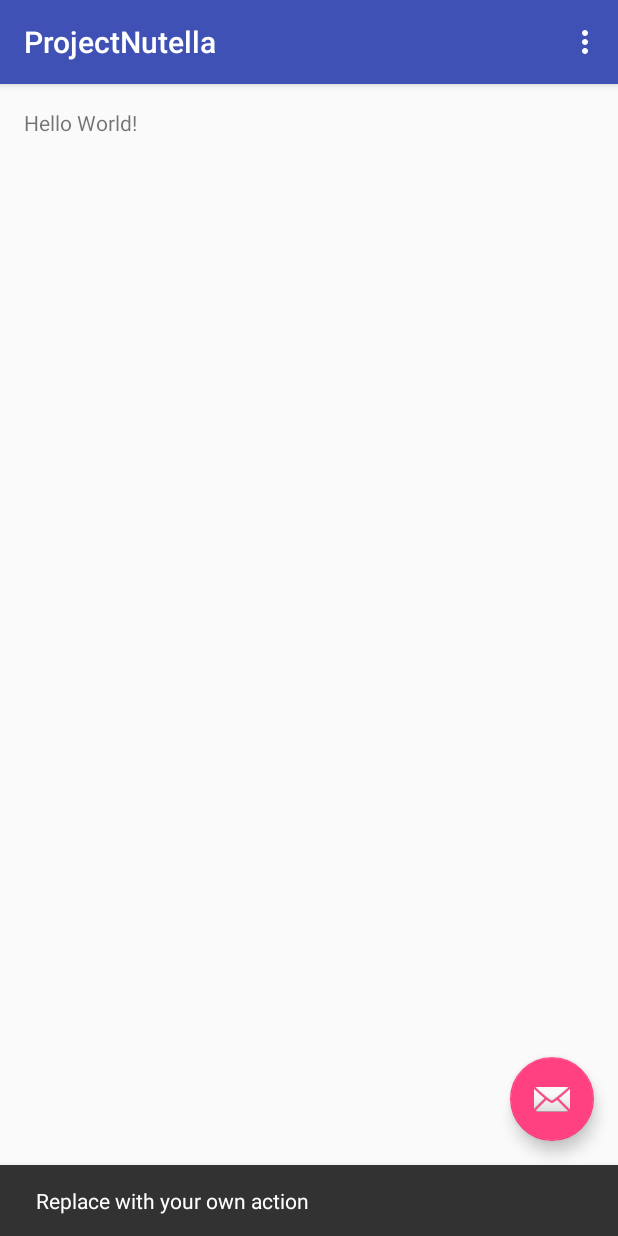
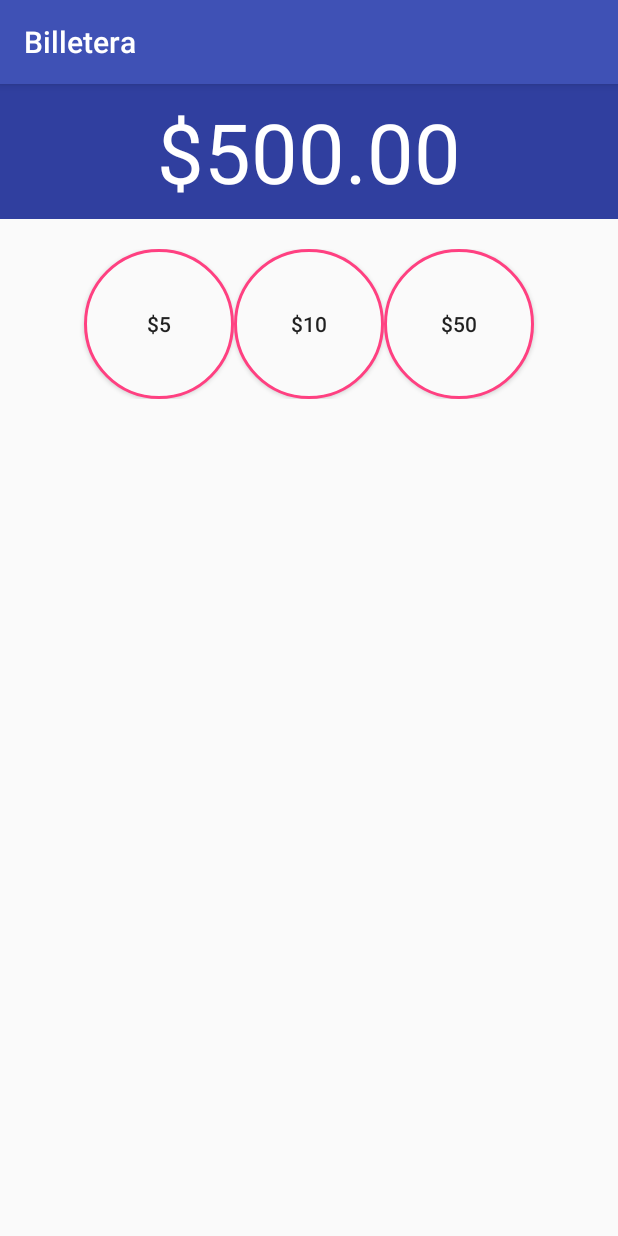
Before and after one commit to danifujii/Coute, an Android app: the screen it shows after launch (MainActivity before the commit, PocketActivity after it), after a tap on an icon or button, on a phone screen of 412 x 824 dp. Run offline under Robolectric (Android 15) with nearby library versions, the phone set to English and light mode, and no system bars.

Commit message:
Beta del PocketActivity. Sin RecyclerView implementado.

```diff
--- a/app/src/main/AndroidManifest.xml
+++ b/app/src/main/AndroidManifest.xml
@@ -18,6 +18,7 @@
                 <category android:name="android.intent.category.LAUNCHER" />
             </intent-filter>
         </activity>
+        <activity android:name=".PocketActivity"></activity>
     </application>
 
 </manifest>
--- a/app/src/main/java/com/example/daniel/projectnutella/MainActivity.java
+++ b/app/src/main/java/com/example/daniel/projectnutella/MainActivity.java
@@ -1,5 +1,6 @@
 package com.example.daniel.projectnutella;
 
+import android.content.Intent;
 import android.os.Bundle;
 import android.support.design.widget.FloatingActionButton;
 import android.support.design.widget.Snackbar;
@@ -19,13 +20,13 @@ public class MainActivity extends AppCompatActivity {
         setSupportActionBar(toolbar);
 
         FloatingActionButton fab = (FloatingActionButton) findViewById(R.id.fab);
-        fab.setOnClickListener(new View.OnClickListener() {
-            @Override
-            public void onClick(View view) {
-                Snackbar.make(view, "Replace with your own action", Snackbar.LENGTH_LONG)
-                        .setAction("Action", null).show();
-            }
-        });
+        if (fab!=null)
+            fab.setOnClickListener(new View.OnClickListener() {
+                @Override
+                public void onClick(View view) {
+                    startActivity(new Intent(MainActivity.this,PocketActivity.class));
+                }
+            });
     }
 
     @Override
--- /dev/null
+++ b/app/src/main/java/com/example/daniel/projectnutella/PocketActivity.java
@@ -0,0 +1,17 @@
+package com.example.daniel.projectnutella;
+
+import android.os.Build;
+import android.support.v7.app.AppCompatActivity;
+import android.os.Bundle;
+import android.widget.TextView;
+
+public class PocketActivity extends AppCompatActivity {
+
+    @Override
+    protected void onCreate(Bundle savedInstanceState) {
+        super.onCreate(savedInstanceState);
+        setContentView(R.layout.activity_pocket);
+
+        setTitle("Billetera");
+    }
+}
--- /dev/null
+++ b/app/src/main/res/drawable/button_bg_round.xml
@@ -0,0 +1,10 @@
+<?xml version="1.0" encoding="utf-8"?>
+<selector xmlns:android="http://schemas.android.com/apk/res/android">
+    <item>
+        <shape android:shape="oval">
+            <stroke android:color="@color/colorAccent" android:width="2dp" />
+            <solid android:color="#fafafa"/>
+            <size android:width="100dp" android:height="100dp"/>
+        </shape>
+    </item>
+</selector>
--- /dev/null
+++ b/app/src/main/res/layout/activity_pocket.xml
@@ -0,0 +1,57 @@
+<?xml version="1.0" encoding="utf-8"?>
+<LinearLayout xmlns:android="http://schemas.android.com/apk/res/android"
+    xmlns:tools="http://schemas.android.com/tools"
+    android:layout_width="match_parent"
+    android:layout_height="match_parent"
+    tools:context="com.example.daniel.projectnutella.PocketActivity"
+    android:orientation="vertical">
+
+    <TextView
+        android:id="@+id/amountTextView"
+        android:layout_width="match_parent"
+        android:layout_height="wrap_content"
+        android:text="$500.00"
+        android:background="@color/colorPrimaryDark"
+        android:textColor="@color/colorWhite"
+        android:gravity="center"
+        android:textSize="55dp"
+        android:height="90dp"
+        />
+
+    <LinearLayout
+        android:layout_width="match_parent"
+        android:layout_height="wrap_content"
+        android:orientation="horizontal"
+        android:paddingTop="20dp"
+        android:gravity="center"><!-- bordes o espacio vacio -->
+
+        <Button
+            android:layout_width="wrap_content"
+            android:layout_height="wrap_content"
+            android:text="$5"
+            android:background="@drawable/button_bg_round"
+            />
+
+        <Button
+            android:layout_width="wrap_content"
+            android:layout_height="wrap_content"
+            android:text="$10"
+            android:background="@drawable/button_bg_round"
+            />
+
+        <Button
+            android:layout_width="wrap_content"
+            android:layout_height="wrap_content"
+            android:text="$50"
+            android:background="@drawable/button_bg_round"
+            />
+
+    </LinearLayout>
+
+    <android.support.v7.widget.RecyclerView
+        android:layout_width="match_parent"
+        android:layout_height="match_parent">
+
+    </android.support.v7.widget.RecyclerView>
+
+</LinearLayout>
--- a/app/src/main/res/layout/content_main.xml
+++ b/app/src/main/res/layout/content_main.xml
@@ -12,8 +12,4 @@
     tools:context="com.example.daniel.projectnutella.MainActivity"
     tools:showIn="@layout/activity_main">
 
-    <TextView
-        android:layout_width="wrap_content"
-        android:layout_height="wrap_content"
-        android:text="Hello World!" />
 </RelativeLayout>
--- a/app/src/main/res/values/colors.xml
+++ b/app/src/main/res/values/colors.xml
@@ -3,4 +3,5 @@
     <color name="colorPrimary">#3F51B5</color>
     <color name="colorPrimaryDark">#303F9F</color>
     <color name="colorAccent">#FF4081</color>
+    <color name="colorWhite">#FFFFFF</color>
 </resources>
```
